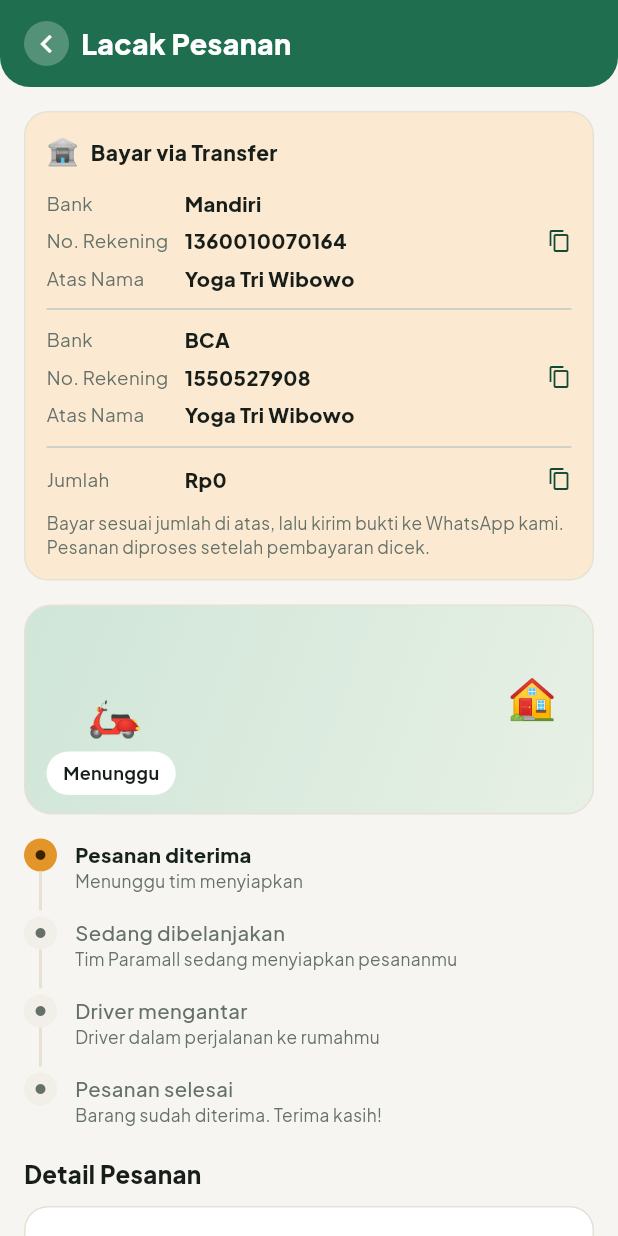
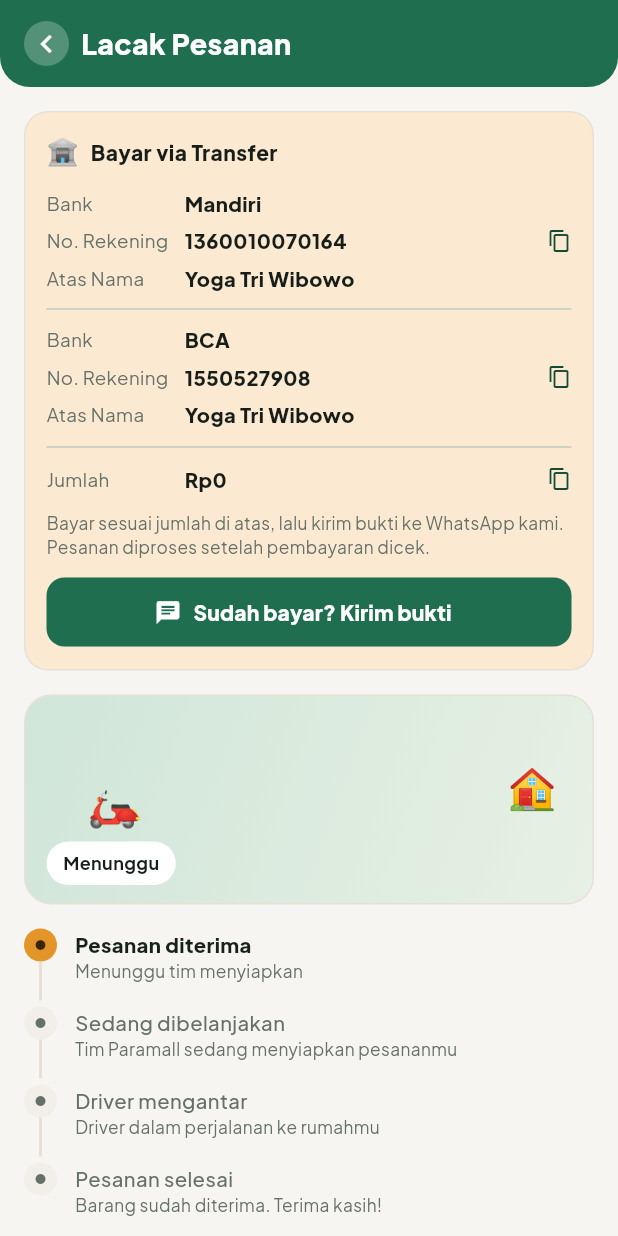
Before and after one commit to mustang77/tideview, a Flutter app: the TrackingPage screen opened directly with empty values, on a phone screen of 412 x 824 dp. Run offline on Flutter 3.47's test engine with Material 3 defaults, Android fonts, the phone set to English and light mode, and no system bars; our stand-ins replace firebase_core, firebase_messaging, flutter_map, geolocator, latlong2, pdf and 2 more; accounts and stored records are empty; network calls fail.

Commit message:
Set seller WhatsApp number
Enables the 'Sudah bayar? Kirim bukti' (send payment proof) and
'Kirim detail ke WhatsApp' buttons on checkout and order screens.

Co-Authored-By: Claude Opus 4.8 <noreply@anthropic.com>
Claude-Session: https://claude.ai/code/session_01BMMgkMBUsFZ4mvDTXCxd2N

```diff
--- a/lib/main.dart
+++ b/lib/main.dart
@@ -22,7 +22,7 @@ void main() async {
 typedef Authed = Future<void> Function(String token, String name, String phone, String address);
 
 // ---------- config ----------
-const String kWaNumber = ''; // isi nomor WhatsApp penjual, contoh: '628123456789'
+const String kWaNumber = '6282327923455'; // nomor WhatsApp penjual (format 62…)
 // Hidden staff access: salted-SHA256 of the passcodes (server holds the real ones).
 const String kAdminHash = 'ca106a58d913c7884d69c2eb174233a2c05bf11f3e07f2b42eee9468ae51d8ad'; // 'paramall2026'
 const String kDriverHash = '091ce939cb21f96cbc3592627761c196915935c69c572c05911c0127f2b9eff9'; // 'driver2026'
```
